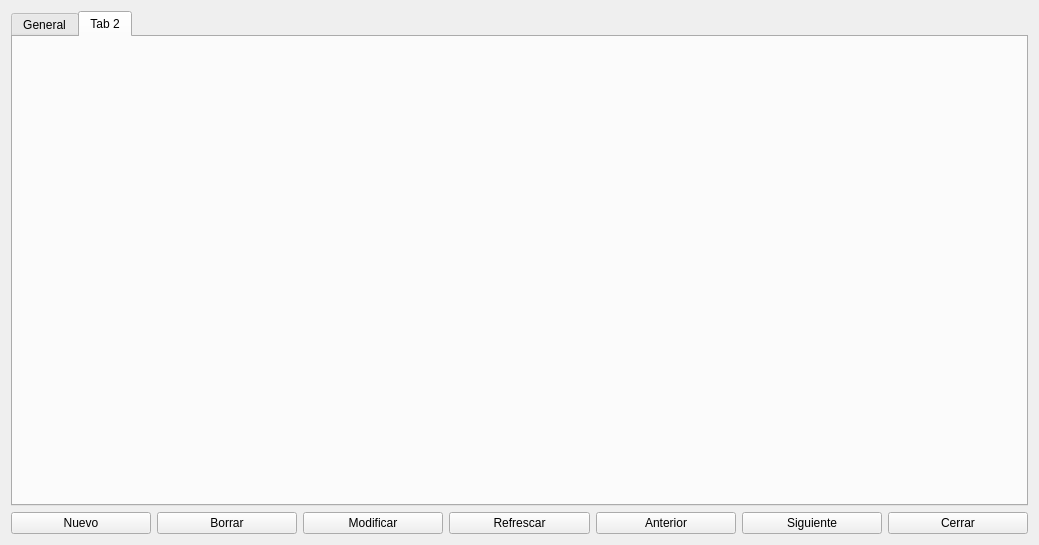
First picture: the form in articulos.ui, repository Ladis72/tienda, before the edit.
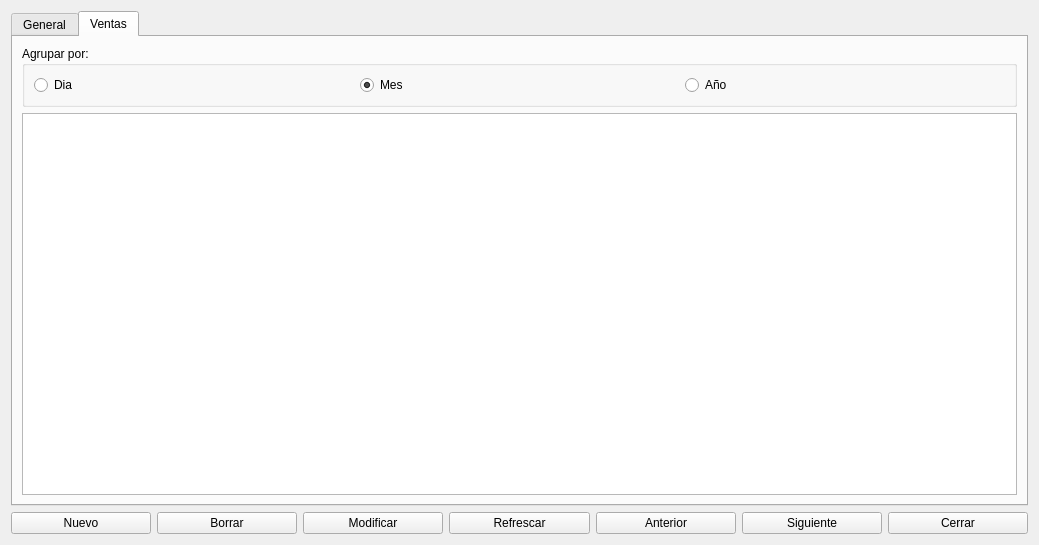
Second picture: the form after the edit. The open tabs and pages were chosen to show the change.

Commit message: Finalizado ventas articulos

```diff
--- a/articulos.ui
+++ b/articulos.ui
@@ -366,8 +366,46 @@
      </widget>
      <widget class="QWidget" name="tab_2">
       <attribute name="title">
-       <string>Tab 2</string>
+       <string>Ventas</string>
       </attribute>
+      <layout class="QGridLayout" name="gridLayout_3">
+       <item row="0" column="0">
+        <widget class="QGroupBox" name="groupBox">
+         <property name="title">
+          <string>Agrupar por:</string>
+         </property>
+         <layout class="QHBoxLayout" name="horizontalLayout_2">
+          <item>
+           <widget class="QRadioButton" name="radioButton">
+            <property name="text">
+             <string>Dia</string>
+            </property>
+           </widget>
+          </item>
+          <item>
+           <widget class="QRadioButton" name="radioButton_2">
+            <property name="text">
+             <string>Mes</string>
+            </property>
+            <property name="checked">
+             <bool>true</bool>
+            </property>
+           </widget>
+          </item>
+          <item>
+           <widget class="QRadioButton" name="radioButton_3">
+            <property name="text">
+             <string>Año</string>
+            </property>
+           </widget>
+          </item>
+         </layout>
+        </widget>
+       </item>
+       <item row="1" column="0">
+        <widget class="QTableView" name="tableViewVentas"/>
+       </item>
+      </layout>
      </widget>
     </widget>
    </item>
```
Left out of the diff: 5 changed lines with no effect on the pictures. The commit also changes 3 other files.
